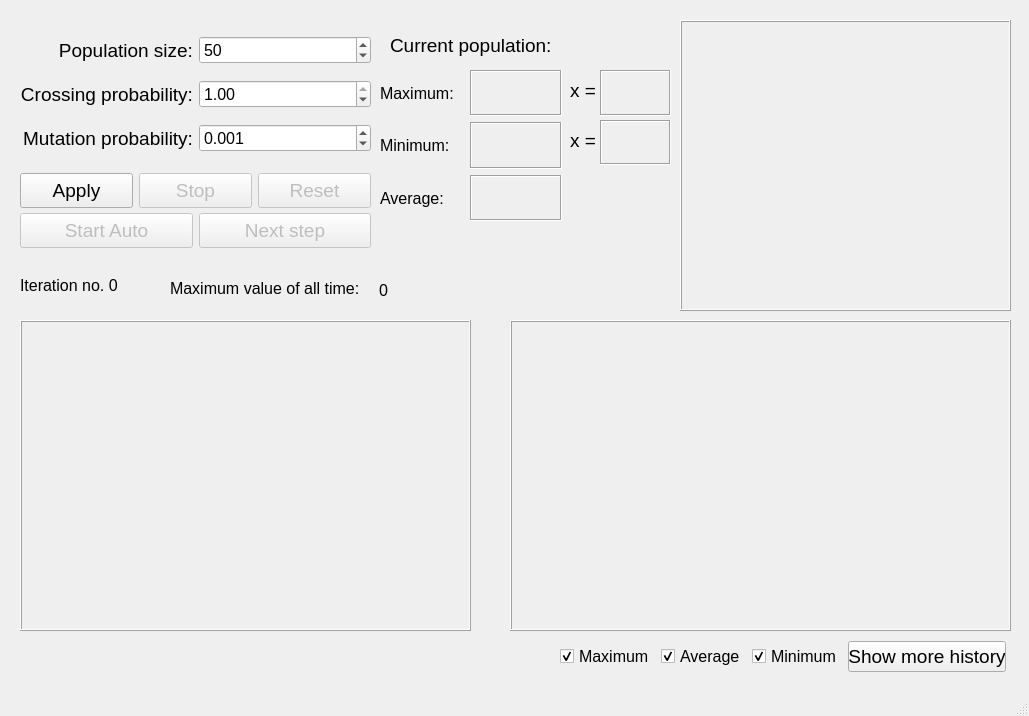
First picture: the form in Window.ui, repository de-nuke/SimpleGeneticAlgorithm, before the edit.
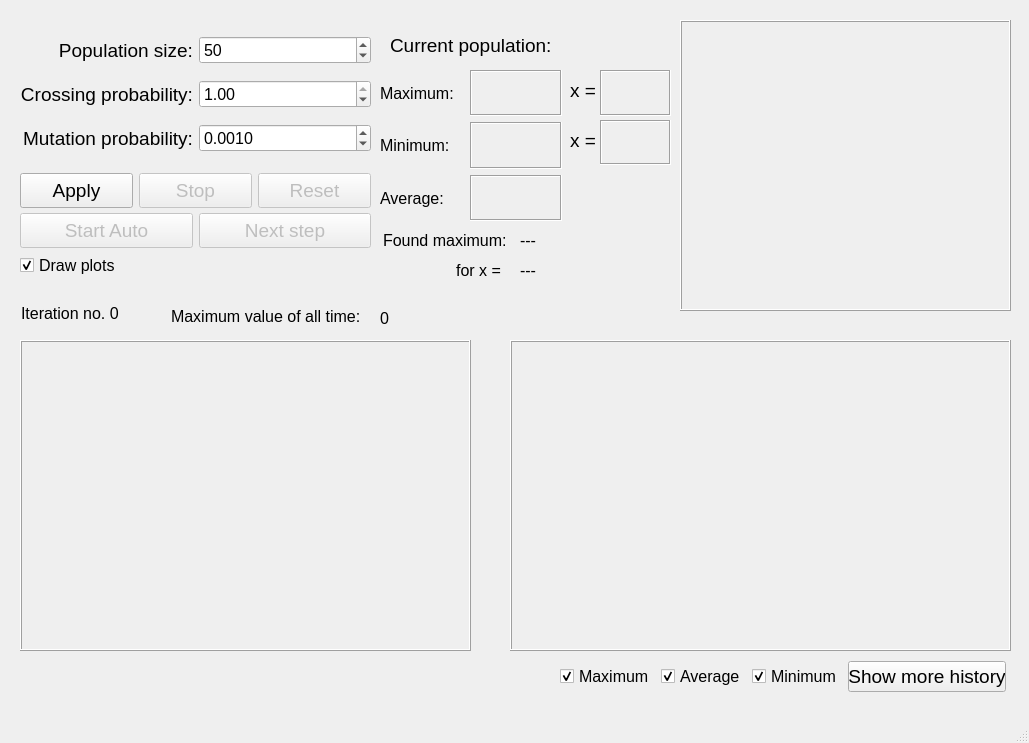
Second picture: the form after the edit.

The edit to the form file:
```diff
--- a/Window.ui
+++ b/Window.ui
@@ -7,7 +7,7 @@
     <x>0</x>
     <y>0</y>
     <width>1029</width>
-    <height>716</height>
+    <height>743</height>
    </rect>
   </property>
   <property name="windowTitle">
@@ -72,7 +72,7 @@
     <property name="geometry">
      <rect>
       <x>20</x>
-      <y>320</y>
+      <y>340</y>
       <width>451</width>
       <height>311</height>
      </rect>
@@ -88,7 +88,7 @@
     <property name="geometry">
      <rect>
       <x>510</x>
-      <y>320</y>
+      <y>340</y>
       <width>501</width>
       <height>311</height>
      </rect>
@@ -175,8 +175,8 @@
    <widget class="QLabel" name="log_label">
     <property name="geometry">
      <rect>
-      <x>20</x>
-      <y>270</y>
+      <x>21</x>
+      <y>298</y>
       <width>151</width>
       <height>31</height>
      </rect>
@@ -197,7 +197,7 @@
     <property name="geometry">
      <rect>
       <x>560</x>
-      <y>640</y>
+      <y>660</y>
       <width>446</width>
       <height>33</height>
      </rect>
@@ -376,8 +376,11 @@
        <property name="accelerated">
         <bool>true</bool>
        </property>
+       <property name="suffix">
+        <string/>
+       </property>
        <property name="decimals">
-        <number>3</number>
+        <number>4</number>
        </property>
        <property name="maximum">
         <double>1.000000000000000</double>
@@ -683,8 +686,8 @@
    <widget class="QLabel" name="label_2">
     <property name="geometry">
      <rect>
-      <x>170</x>
-      <y>280</y>
+      <x>171</x>
+      <y>308</y>
       <width>201</width>
       <height>16</height>
      </rect>
@@ -701,8 +704,8 @@
    <widget class="QLabel" name="max_all_time_label">
     <property name="geometry">
      <rect>
-      <x>379</x>
-      <y>282</y>
+      <x>380</x>
+      <y>310</y>
       <width>211</width>
       <height>16</height>
      </rect>
@@ -716,6 +719,111 @@
      <string>0</string>
     </property>
    </widget>
+   <widget class="QCheckBox" name="draw_plots">
+    <property name="geometry">
+     <rect>
+      <x>20</x>
+      <y>250</y>
+      <width>141</width>
+      <height>31</height>
+     </rect>
+    </property>
+    <property name="font">
+     <font>
+      <pointsize>12</pointsize>
+     </font>
+    </property>
+    <property name="text">
+     <string>Draw plots</string>
+    </property>
+    <property name="iconSize">
+     <size>
+      <width>16</width>
+      <height>16</height>
+     </size>
+    </property>
+    <property name="checked">
+     <bool>true</bool>
+    </property>
+   </widget>
+   <widget class="QLabel" name="label_3">
+    <property name="geometry">
+     <rect>
+      <x>380</x>
+      <y>220</y>
+      <width>131</width>
+      <height>41</height>
+     </rect>
+    </property>
+    <property name="font">
+     <font>
+      <pointsize>12</pointsize>
+     </font>
+    </property>
+    <property name="text">
+     <string>Found maximum: </string>
+    </property>
+    <property name="alignment">
+     <set>Qt::AlignRight|Qt::AlignTrailing|Qt::AlignVCenter</set>
+    </property>
+   </widget>
+   <widget class="QLabel" name="label_4">
+    <property name="geometry">
+     <rect>
+      <x>380</x>
+      <y>260</y>
+      <width>121</width>
+      <height>21</height>
+     </rect>
+    </property>
+    <property name="font">
+     <font>
+      <pointsize>12</pointsize>
+     </font>
+    </property>
+    <property name="text">
+     <string>for x =</string>
+    </property>
+    <property name="alignment">
+     <set>Qt::AlignRight|Qt::AlignTrailing|Qt::AlignVCenter</set>
+    </property>
+   </widget>
+   <widget class="QLabel" name="found_max">
+    <property name="geometry">
+     <rect>
+      <x>520</x>
+      <y>220</y>
+      <width>91</width>
+      <height>41</height>
+     </rect>
+    </property>
+    <property name="font">
+     <font>
+      <pointsize>12</pointsize>
+     </font>
+    </property>
+    <property name="text">
+     <string>---</string>
+    </property>
+   </widget>
+   <widget class="QLabel" name="found_max_for">
+    <property name="geometry">
+     <rect>
+      <x>520</x>
+      <y>250</y>
+      <width>91</width>
+      <height>41</height>
+     </rect>
+    </property>
+    <property name="font">
+     <font>
+      <pointsize>12</pointsize>
+     </font>
+    </property>
+    <property name="text">
+     <string>---</string>
+    </property>
+   </widget>
   </widget>
   <widget class="QMenuBar" name="menubar">
    <property name="geometry">
```
Left out of the diff: 6 changed lines with no effect on the pictures.
